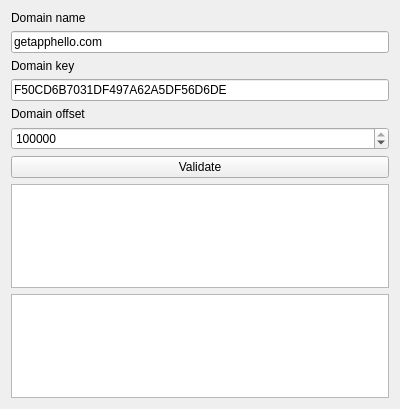
Old version of the form formdomaininspector.ui in the repository olegphpgithub/nnUtils.
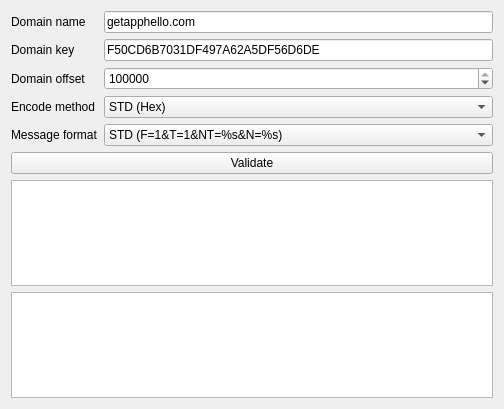
New version of the form.

Commit message: Prepare for complex;

The edit to the form file:
```diff
--- a/formdomaininspector.ui
+++ b/formdomaininspector.ui
@@ -17,49 +17,107 @@
    <item>
     <layout class="QVBoxLayout" name="centralWidget">
      <item>
-      <widget class="QLabel" name="domainNameLabel">
-       <property name="text">
-        <string>Domain name</string>
-       </property>
-      </widget>
-     </item>
-     <item>
-      <widget class="QLineEdit" name="domainNameLineEdit">
-       <property name="text">
-        <string>getapphello.com</string>
-       </property>
-      </widget>
-     </item>
-     <item>
-      <widget class="QLabel" name="domainKeyLabel">
-       <property name="text">
-        <string>Domain key</string>
-       </property>
-      </widget>
-     </item>
-     <item>
-      <widget class="QLineEdit" name="domainKeyLineEdit">
-       <property name="text">
-        <string>F50CD6B7031DF497A62A5DF56D6DE</string>
-       </property>
-      </widget>
-     </item>
-     <item>
-      <widget class="QLabel" name="domainOffsetLabel">
-       <property name="text">
-        <string>Domain offset</string>
-       </property>
-      </widget>
-     </item>
-     <item>
-      <widget class="QSpinBox" name="domainOffsetSpinBox">
-       <property name="maximum">
-        <number>99999999</number>
-       </property>
-       <property name="value">
-        <number>234234</number>
-       </property>
-      </widget>
+      <layout class="QGridLayout" name="gridLayout">
+       <item row="2" column="1">
+        <widget class="QSpinBox" name="domainOffsetSpinBox">
+         <property name="maximum">
+          <number>99999999</number>
+         </property>
+         <property name="value">
+          <number>234234</number>
+         </property>
+        </widget>
+       </item>
+       <item row="3" column="1">
+        <widget class="QComboBox" name="comboBox">
+         <property name="sizePolicy">
+          <sizepolicy hsizetype="Expanding" vsizetype="Fixed">
+           <horstretch>0</horstretch>
+           <verstretch>0</verstretch>
+          </sizepolicy>
+         </property>
+         <item>
+          <property name="text">
+           <string>STD (Hex)</string>
+          </property>
+         </item>
+         <item>
+          <property name="text">
+           <string>SCB (Base64)</string>
+          </property>
+         </item>
+        </widget>
+       </item>
+       <item row="3" column="0">
+        <widget class="QLabel" name="EncodeMethodLabel">
+         <property name="text">
+          <string>Encode method</string>
+         </property>
+        </widget>
+       </item>
+       <item row="1" column="0">
+        <widget class="QLabel" name="domainKeyLabel">
+         <property name="text">
+          <string>Domain key</string>
+         </property>
+        </widget>
+       </item>
+       <item row="4" column="1">
+        <widget class="QComboBox" name="comboBox_2">
+         <property name="sizePolicy">
+          <sizepolicy hsizetype="Expanding" vsizetype="Fixed">
+           <horstretch>0</horstretch>
+           <verstretch>0</verstretch>
+          </sizepolicy>
+         </property>
+         <item>
+          <property name="text">
+           <string>STD (F=1&amp;T=1&amp;NT=%s&amp;N=%s)</string>
+          </property>
+         </item>
+         <item>
+          <property name="text">
+           <string>SCB (script=installer.php&amp;CODE=PUTGQ&amp;quant=%s&amp;action=%s)</string>
+          </property>
+         </item>
+        </widget>
+       </item>
+       <item row="4" column="0">
+        <widget class="QLabel" name="MessageFormatLabel">
+         <property name="text">
+          <string>Message format</string>
+         </property>
+        </widget>
+       </item>
+       <item row="2" column="0">
+        <widget class="QLabel" name="domainOffsetLabel">
+         <property name="text">
+          <string>Domain offset</string>
+         </property>
+        </widget>
+       </item>
+       <item row="1" column="1">
+        <widget class="QLineEdit" name="domainKeyLineEdit">
+         <property name="text">
+          <string>F50CD6B7031DF497A62A5DF56D6DE</string>
+         </property>
+        </widget>
+       </item>
+       <item row="0" column="1">
+        <widget class="QLineEdit" name="domainNameLineEdit">
+         <property name="text">
+          <string>getapphello.com</string>
+         </property>
+        </widget>
+       </item>
+       <item row="0" column="0">
+        <widget class="QLabel" name="domainNameLabel">
+         <property name="text">
+          <string>Domain name</string>
+         </property>
+        </widget>
+       </item>
+      </layout>
      </item>
      <item>
       <widget class="QPushButton" name="validateDomainPushButton">
```
The commit also changes 2 other files.
